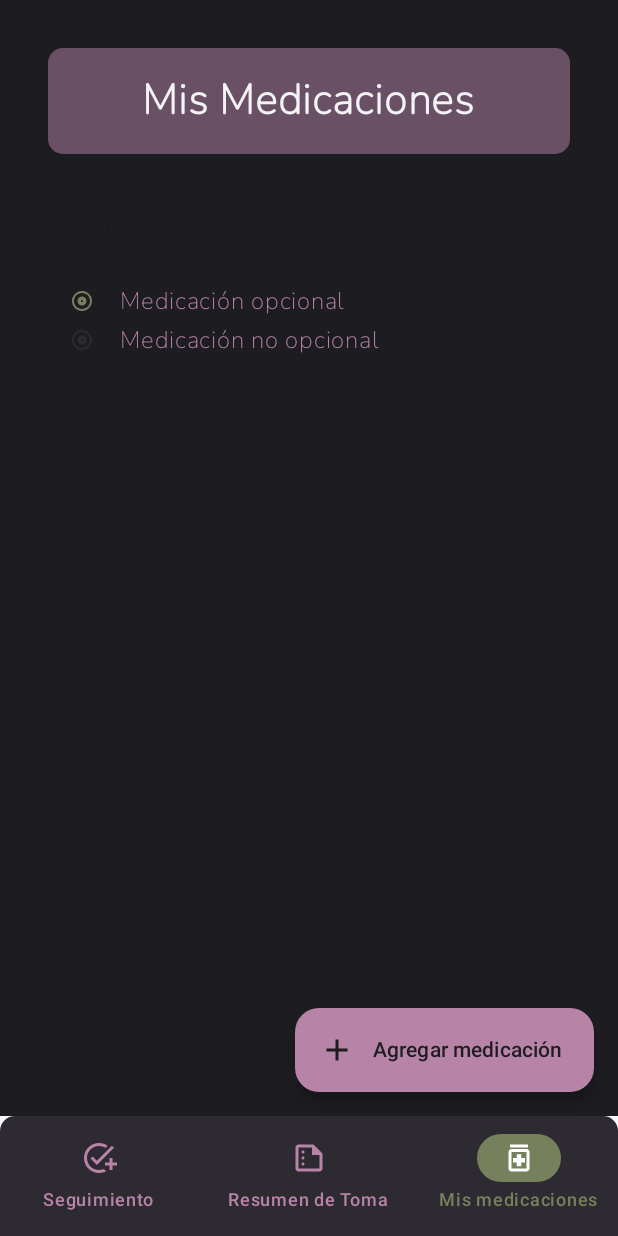
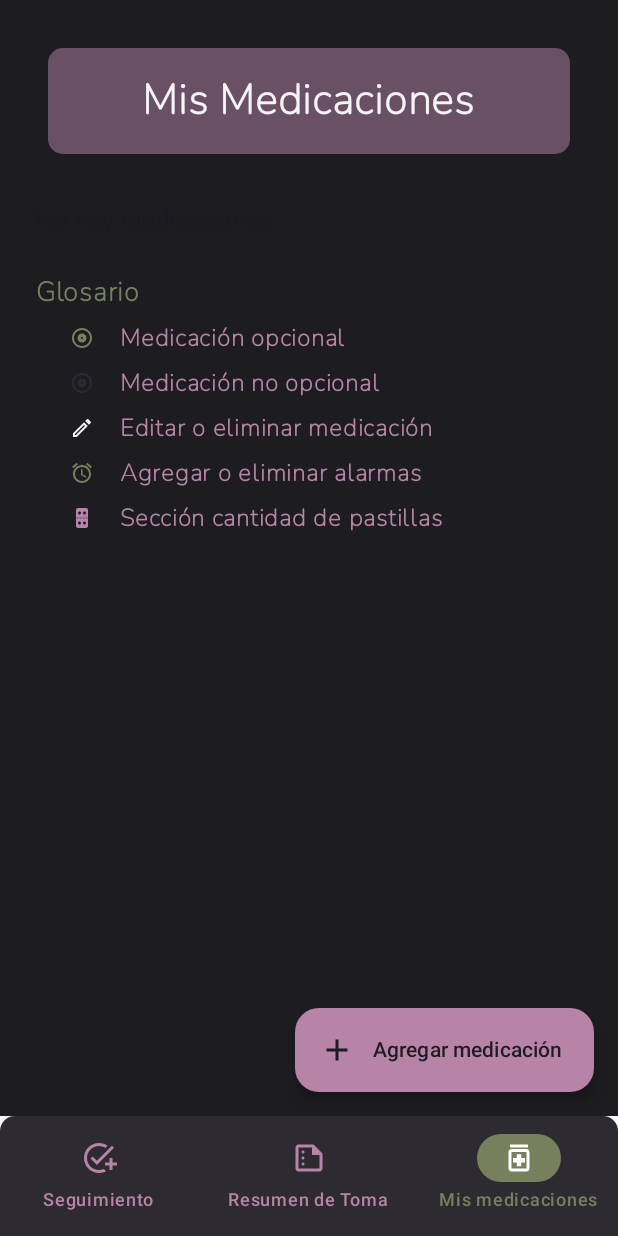
Before and after one commit to MeyrForge/TomaBien, an Android app built with Jetpack Compose: the screen it shows after launch (MainActivity), on a phone screen of 412 x 824 dp. Run offline under Robolectric (Android 15) with nearby library versions, the light colour scheme and no system bars; our stand-ins replace Dagger/Hilt's generated code, Room's generated code, livedata-compose.

Commit message:
Database migration due to adding grammage and dosage(blister)

```diff
--- a/app/src/main/java/com/meyrforge/tomabien/MainActivity.kt
+++ b/app/src/main/java/com/meyrforge/tomabien/MainActivity.kt
@@ -178,9 +178,12 @@
         }
     }
 
-    private fun cancelAlarm(requestCode: Int) {
+    private fun cancelAlarm(requestCode: Int, medName: String) {
         val alarmManager = getSystemService(ALARM_SERVICE) as AlarmManager
         val intent = Intent(this, AlarmReceiver::class.java)
+        intent.putExtra("message", "Alarma de toma para $medName")
+        intent.putExtra("alarm_id", requestCode)
+
 
         val pendingIntentFlags =
             PendingIntent.FLAG_IMMUTABLE or PendingIntent.FLAG_UPDATE_CURRENT
--- a/app/src/main/java/com/meyrforge/tomabien/common/data/TomaBienDatabase.kt
+++ b/app/src/main/java/com/meyrforge/tomabien/common/data/TomaBienDatabase.kt
@@ -2,6 +2,8 @@
 
 import androidx.room.Database
 import androidx.room.RoomDatabase
+import androidx.room.migration.Migration
+import androidx.sqlite.db.SupportSQLiteDatabase
 import com.meyrforge.tomabien.medication_tracker.data.MedicationTrackerDao
 import com.meyrforge.tomabien.medication_tracker.data.entities.MedicationTrackerEntity
 import com.meyrforge.tomabien.my_medications.data.MedicationDao
@@ -10,9 +12,49 @@
 
 @Database(
     entities = [MedicationEntity::class, AlarmEntity::class, MedicationTrackerEntity::class],
-    version = 7
+    version = 8
 )
 abstract class TomaBienDatabase : RoomDatabase(){
     abstract fun medicationDao(): MedicationDao
     abstract fun medicationTrackerDao(): MedicationTrackerDao
 }
+
+val MIGRATION_7_8 = object : Migration(7, 8) {
+    override fun migrate(db: SupportSQLiteDatabase) {
+        // Paso 1: Añadir la nueva columna 'grammage' como TEXT (para Strings)
+        db.execSQL("ALTER TABLE medication_table ADD COLUMN medication_grammage TEXT NOT NULL DEFAULT ''")
+
+        // Paso 2: Copiar los valores de la antigua columna 'dosage' a 'grammage'
+        db.execSQL("UPDATE medication_table SET medication_grammage = medication_dosage")
+
+        // Paso 3: Alterar la tabla para recrear la columna 'dosage' como REAL (Float)
+        // SQLite no tiene un comando 'ALTER COLUMN' directo para cambiar el tipo,
+        // por lo que la forma más segura es recrear la tabla.
+
+        // 3.1. Renombrar la tabla original
+        db.execSQL("ALTER TABLE medication_table RENAME TO medications_old")
+
+        // 3.2. Crear la nueva tabla con la estructura correcta (copia la definición de tu Entity)
+        db.execSQL("""
+            CREATE TABLE medication_table (
+                id INTEGER PRIMARY KEY AUTOINCREMENT NOT NULL,
+                medication_name TEXT NOT NULL,
+                medication_dosage REAL NOT NULL,
+                medication_grammage TEXT NOT NULL,
+                optional INTEGER NOT NULL,
+                deleted INTEGER NOT NULL
+            )
+        """)
+
+        // 3.3. Copiar los datos de la tabla antigua a la nueva, asignando un valor por defecto a 'dosage'
+        // Aquí decidimos que 'dosage' será 0.0f por defecto. Puedes ajustar esto.
+        db.execSQL("""
+            INSERT INTO medication_table (id, medication_name, medication_dosage, medication_grammage, optional, deleted)
+            SELECT id, medication_name, 1.0, medication_grammage, optional, deleted
+            FROM medications_old
+        """)
+
+        // 3.4. Borrar la tabla antigua
+        db.execSQL("DROP TABLE medications_old")
+    }
+}
--- a/app/src/main/java/com/meyrforge/tomabien/di/AppModule.kt
+++ b/app/src/main/java/com/meyrforge/tomabien/di/AppModule.kt
@@ -2,6 +2,8 @@
 
 import android.content.Context
 import androidx.room.Room
+import androidx.room.migration.AutoMigrationSpec
+import com.meyrforge.tomabien.common.data.MIGRATION_7_8
 import com.meyrforge.tomabien.common.data.TomaBienDatabase
 import com.meyrforge.tomabien.medication_tracker.data.MedicationTrackerDao
 import com.meyrforge.tomabien.medication_tracker.data.MedicationTrackerRepositoryImpl
@@ -26,7 +28,7 @@
     @Singleton
     fun provideDatabase(@ApplicationContext context: Context) =
         Room.databaseBuilder(context, TomaBienDatabase::class.java, DATABASE_NAME)
-            .fallbackToDestructiveMigration(false)
+            .addMigrations(MIGRATION_7_8)
             .build()
 
     @Provides
--- a/app/src/main/java/com/meyrforge/tomabien/my_medications/domain/models/Medication.kt
+++ b/app/src/main/java/com/meyrforge/tomabien/my_medications/domain/models/Medication.kt
@@ -3,7 +3,8 @@
 data class Medication(
     val id: Int?,
     val name: String,
-    val dosage: String,
+    val grammage: String,
+    val dosage: Float,
     val optional: Boolean,
     var taken: Boolean = false,
     var deleted: Boolean = false)
--- a/app/src/main/java/com/meyrforge/tomabien/my_medications/domain/usecases/SaveMedicationUseCase.kt
+++ b/app/src/main/java/com/meyrforge/tomabien/my_medications/domain/usecases/SaveMedicationUseCase.kt
@@ -6,8 +6,8 @@
 import javax.inject.Inject
 
 class SaveMedicationUseCase @Inject constructor(private val repository: MedicationRepository) {
-    suspend operator fun invoke(name: String, dosage: String, optional: Boolean): Boolean{
-        val medication = Medication(null, name, dosage, optional)
+    suspend operator fun invoke(name: String, grammage: String, optional: Boolean): Boolean{
+        val medication = Medication(null, name, grammage, 1f, optional)
         return when (val result = repository.saveMedication(medication)){
             is Result.Success -> {
                 true
--- a/app/src/main/java/com/meyrforge/tomabien/my_medications/presentation/MedicationAlarmsScreen.kt
+++ b/app/src/main/java/com/meyrforge/tomabien/my_medications/presentation/MedicationAlarmsScreen.kt
@@ -36,7 +36,7 @@
     viewModel: MedicationViewModel = hiltViewModel(),
     onSetAlarm: (hour: Int, minute: Int, requestCode: Int, medName: String) -> Unit,
     launchPermission: () -> Unit,
-    onCancelAlarm: (Int) -> Unit
+    onCancelAlarm: (Int, String) -> Unit
 ) {
     val snackbarHostState = remember { SnackbarHostState() }
     var openAlertDialog by remember { mutableStateOf(false) }
--- a/app/src/main/java/com/meyrforge/tomabien/my_medications/presentation/MyMedicationsScreen.kt
+++ b/app/src/main/java/com/meyrforge/tomabien/my_medications/presentation/MyMedicationsScreen.kt
@@ -2,14 +2,16 @@
 
 import androidx.compose.foundation.background
 import androidx.compose.foundation.layout.Column
-import androidx.compose.foundation.layout.Row
+import androidx.compose.foundation.layout.Spacer
 import androidx.compose.foundation.layout.fillMaxSize
 import androidx.compose.foundation.layout.padding
 import androidx.compose.foundation.layout.size
 import androidx.compose.foundation.lazy.LazyColumn
 import androidx.compose.material.icons.Icons
 import androidx.compose.material.icons.outlined.Add
+import androidx.compose.material.icons.outlined.Alarm
 import androidx.compose.material.icons.outlined.Album
+import androidx.compose.material.icons.outlined.Edit
 import androidx.compose.material3.ExtendedFloatingActionButton
 import androidx.compose.material3.Icon
 import androidx.compose.material3.Scaffold
@@ -23,25 +25,28 @@
 import androidx.compose.runtime.mutableStateOf
 import androidx.compose.runtime.remember
 import androidx.compose.runtime.setValue
-import androidx.compose.ui.Alignment
 import androidx.compose.ui.Modifier
-import androidx.compose.ui.tooling.preview.Preview
+import androidx.compose.ui.text.font.FontWeight
 import androidx.compose.ui.unit.dp
 import androidx.compose.ui.unit.sp
 import androidx.hilt.navigation.compose.hiltViewModel
 import androidx.navigation.NavController
 import com.meyrforge.tomabien.my_medications.domain.models.Medication
 import com.meyrforge.tomabien.my_medications.presentation.components.EditMedicationDialog
+import com.meyrforge.tomabien.my_medications.presentation.components.IconExplainedComponent
+import com.meyrforge.tomabien.my_medications.presentation.components.SingleMedicationComponent
 import com.meyrforge.tomabien.ui.sharedComponents.ScreenTitleComponent
-import com.meyrforge.tomabien.my_medications.presentation.components.SingleMedicationComponent
 import com.meyrforge.tomabien.ui.theme.DeepPurple
+import com.meyrforge.tomabien.ui.theme.LightWarmGray
 import com.meyrforge.tomabien.ui.theme.NavBarColor
 import com.meyrforge.tomabien.ui.theme.PowderedPink
 import com.meyrforge.tomabien.ui.theme.SoftBlueLavander
-import kotlinx.coroutines.flow.StateFlow
 
 @Composable
-fun MyMedicationsScreen(navController: NavController, viewModel: MedicationViewModel = hiltViewModel()) {
+fun MyMedicationsScreen(
+    navController: NavController,
+    viewModel: MedicationViewModel = hiltViewModel(),
+) {
     var medicationToEdit by remember { mutableStateOf<Medication?>(null) }
     val medicationList: List<Medication> by viewModel.medicationList.observeAsState(emptyList())
     val snackbarHostState = remember { SnackbarHostState() }
@@ -50,7 +55,7 @@
     Scaffold(
         floatingActionButton = {
             ExtendedFloatingActionButton(
-                onClick = {openAlertDialog = true},
+                onClick = { openAlertDialog = true },
                 containerColor = PowderedPink,
                 contentColor = DeepPurple,
                 icon = { Icon(Icons.Outlined.Add, "Agregar") },
@@ -91,36 +96,37 @@
             }
 
             item {
+                Spacer(modifier = Modifier.size(24.dp))
                 Column {
-                    Row(modifier = Modifier.padding(horizontal = 5.dp).padding(top = 30.dp), verticalAlignment = Alignment.CenterVertically) {
-                        Icon(
-                            Icons.Outlined.Album,
-                            "Opcional",
-                            tint = SoftBlueLavander,
-                            modifier = Modifier.weight(1f).size(16.dp)
-                        )
-                        Text(
-                            "Medicación opcional",
-                            fontSize = 16.sp,
-                            color = PowderedPink,
-                            modifier = Modifier.weight(6f)
-                        )
-                    }
-
-                    Row(modifier = Modifier.padding(horizontal = 5.dp).padding(top = 2.dp), verticalAlignment = Alignment.CenterVertically) {
-                        Icon(
-                            Icons.Outlined.Album,
-                            "No Opcional",
-                            tint = NavBarColor,
-                            modifier = Modifier.weight(1f).size(16.dp)
-                        )
-                        Text(
-                            "Medicación no opcional",
-                            fontSize = 16.sp,
-                            color = PowderedPink,
-                            modifier = Modifier.weight(6f)
-                        )
-                    }
+                    Text(
+                        "Glosario",
+                        fontSize = 18.sp,
+                        color = SoftBlueLavander,
+                        fontWeight = FontWeight.Bold
+                    )
+                    IconExplainedComponent(
+                        Icons.Outlined.Album,
+                        "Medicación opcional",
+                        SoftBlueLavander
+                    )
+                    IconExplainedComponent(
+                        Icons.Outlined.Album,
+                        "Medicación no opcional",
+                        NavBarColor
+                    )
+                    IconExplainedComponent(
+                        Icons.Outlined.Edit, "Editar o eliminar medicación",
+                        LightWarmGray
+                    )
+                    IconExplainedComponent(
+                        Icons.Outlined.Alarm, "Agregar o eliminar alarmas",
+                        SoftBlueLavander
+                    )
+                    IconExplainedComponent(
+                        isBlister = true,
+                        text = "Sección cantidad de pastillas",
+                        tint = PowderedPink
+                    )
                 }
             }
         }
--- a/app/src/main/java/com/meyrforge/tomabien/my_medications/presentation/components/AlarmListItemComponent.kt
+++ b/app/src/main/java/com/meyrforge/tomabien/my_medications/presentation/components/AlarmListItemComponent.kt
@@ -27,7 +27,7 @@
 fun AlarmListItemComponent(
     viewModel: MedicationViewModel = hiltViewModel(),
     alarm: Alarm,
-    onCancelAlarm: (requestCode: Int) -> Unit
+    onCancelAlarm: (requestCode: Int, medName: String) -> Unit
 ) {
     val hour = if (alarm.hour.toString().length == 1){ "0"+alarm.hour.toString()} else alarm.hour.toString()
     val minute = if (alarm.minute.toString().length == 1){ "0"+alarm.minute.toString()} else alarm.minute.toString()
@@ -51,7 +51,7 @@
                 modifier = Modifier
                     .size(32.dp)
                     .clickable {
-                        onCancelAlarm(alarm.requestCode)
+                        onCancelAlarm(alarm.requestCode, viewModel.medicationName.value)
                         viewModel.deleteAlarm(alarm)
                     }
             )
--- /dev/null
+++ b/app/src/main/java/com/meyrforge/tomabien/my_medications/presentation/components/IconExplainedComponent.kt
@@ -0,0 +1,61 @@
+package com.meyrforge.tomabien.my_medications.presentation.components
+
+import androidx.compose.foundation.layout.Row
+import androidx.compose.foundation.layout.padding
+import androidx.compose.foundation.layout.size
+import androidx.compose.material.icons.Icons
+import androidx.compose.material.icons.outlined.Album
+import androidx.compose.material3.Icon
+import androidx.compose.material3.Text
+import androidx.compose.runtime.Composable
+import androidx.compose.ui.Alignment
+import androidx.compose.ui.Modifier
+import androidx.compose.ui.graphics.Color
+import androidx.compose.ui.graphics.vector.ImageVector
+import androidx.compose.ui.res.painterResource
+import androidx.compose.ui.text.font.FontWeight
+import androidx.compose.ui.unit.dp
+import androidx.compose.ui.unit.sp
+import com.meyrforge.tomabien.R
+import com.meyrforge.tomabien.ui.theme.PowderedPink
+
+@Composable
+fun IconExplainedComponent(
+    icon: ImageVector = Icons.Outlined.Album,
+    text: String,
+    tint: Color,
+    isBlister: Boolean = false,
+) {
+    Row(
+        modifier = Modifier
+            .padding(horizontal = 5.dp)
+            .padding(top = 6.dp),
+        verticalAlignment = Alignment.CenterVertically
+    ) {
+        if (isBlister)
+            Icon(
+                painterResource(id = R.drawable.ic_blister_xml),
+                "Blister",
+                tint = tint,
+                modifier = Modifier
+                    .weight(1f)
+                    .size(16.dp)
+            )
+        else
+            Icon(
+                icon,
+                text,
+                tint = tint,
+                modifier = Modifier
+                    .weight(1f)
+                    .size(16.dp)
+            )
+        Text(
+            text,
+            fontWeight = FontWeight.Bold,
+            fontSize = 16.sp,
+            color = PowderedPink,
+            modifier = Modifier.weight(6f)
+        )
+    }
+}
--- /dev/null
+++ b/app/src/main/res/drawable/ic_blister_xml.xml
@@ -0,0 +1,10 @@
+<vector xmlns:android="http://schemas.android.com/apk/res/android"
+    android:width="800dp"
+    android:height="800dp"
+    android:viewportWidth="48"
+    android:viewportHeight="48">
+  <path
+      android:pathData="M16,4C13.791,4 12,5.791 12,8V23C12.552,23 13,23.448 13,24C13,24.552 12.552,25 12,25V40C12,42.209 13.791,44 16,44H32C34.209,44 36,42.209 36,40V25C35.448,25 35,24.552 35,24C35,23.448 35.448,23 36,23V8C36,5.791 34.209,4 32,4H16ZM16,24C16,24.552 15.552,25 15,25C14.448,25 14,24.552 14,24C14,23.448 14.448,23 15,23C15.552,23 16,23.448 16,24ZM18,25C18.552,25 19,24.552 19,24C19,23.448 18.552,23 18,23C17.448,23 17,23.448 17,24C17,24.552 17.448,25 18,25ZM22,24C22,24.552 21.552,25 21,25C20.448,25 20,24.552 20,24C20,23.448 20.448,23 21,23C21.552,23 22,23.448 22,24ZM24,25C24.552,25 25,24.552 25,24C25,23.448 24.552,23 24,23C23.448,23 23,23.448 23,24C23,24.552 23.448,25 24,25ZM28,24C28,24.552 27.552,25 27,25C26.448,25 26,24.552 26,24C26,23.448 26.448,23 27,23C27.552,23 28,23.448 28,24ZM30,25C30.552,25 31,24.552 31,24C31,23.448 30.552,23 30,23C29.448,23 29,23.448 29,24C29,24.552 29.448,25 30,25ZM34,24C34,24.552 33.552,25 33,25C32.448,25 32,24.552 32,24C32,23.448 32.448,23 33,23C33.552,23 34,23.448 34,24ZM22,14C22,15.657 20.657,17 19,17C17.343,17 16,15.657 16,14C16,12.343 17.343,11 19,11C20.657,11 22,12.343 22,14ZM29,17C30.657,17 32,15.657 32,14C32,12.343 30.657,11 29,11C27.343,11 26,12.343 26,14C26,15.657 27.343,17 29,17ZM22,34C22,35.657 20.657,37 19,37C17.343,37 16,35.657 16,34C16,32.343 17.343,31 19,31C20.657,31 22,32.343 22,34ZM29,37C30.657,37 32,35.657 32,34C32,32.343 30.657,31 29,31C27.343,31 26,32.343 26,34C26,35.657 27.343,37 29,37Z"
+      android:fillColor="#333333"
+      android:fillType="evenOdd"/>
+</vector>
--- a/gradle/libs.versions.toml
+++ b/gradle/libs.versions.toml
@@ -1,5 +1,5 @@
 [versions]
-agp = "8.11.1"
+agp = "8.11.2"
 hiltAndroid = "2.56.2"
 hiltAndroidCompiler = "2.56.2"
 hiltNavigationCompose = "1.2.0"
```
Also changed, not shown: app/src/main/java/com/meyrforge/tomabien/my_medications/data/entities/MedicationEntity.kt (+8 -4 lines), app/src/main/java/com/meyrforge/tomabien/my_medications/presentation/MedicationViewModel.kt (+14 -6 lines), app/src/main/java/com/meyrforge/tomabien/my_medications/presentation/components/EditMedicationDialog.kt (+8 -8 lines), app/src/main/java/com/meyrforge/tomabien/my_medications/presentation/components/SingleMedicationComponent.kt (+17 -2 lines), 2 other files.
